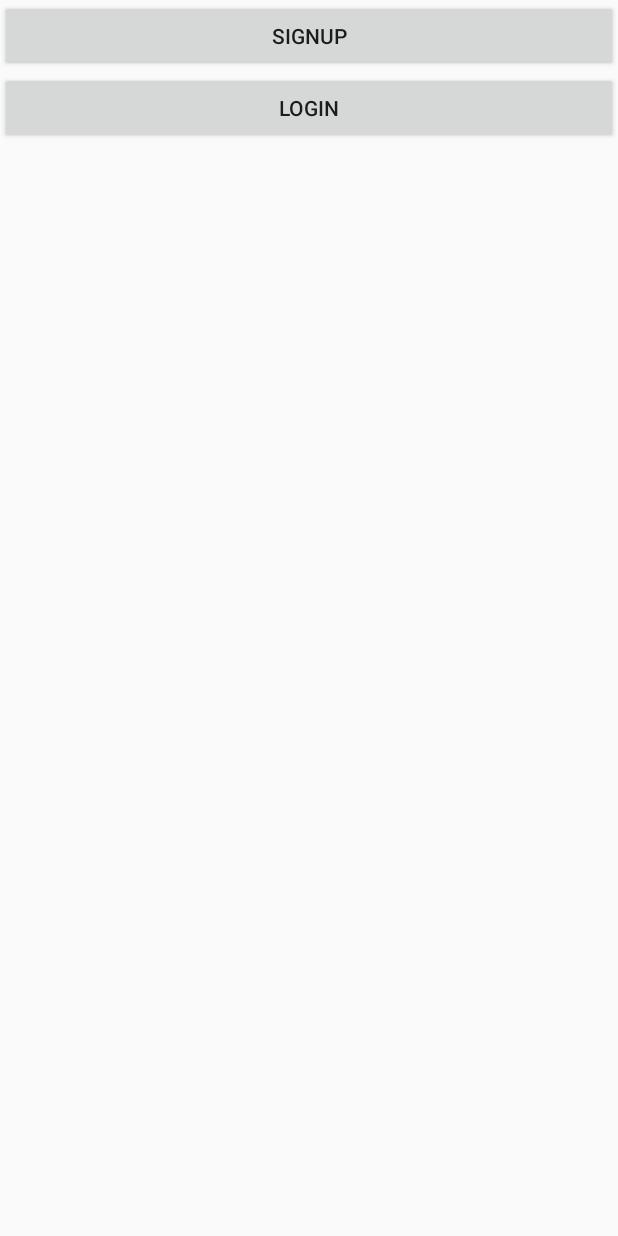
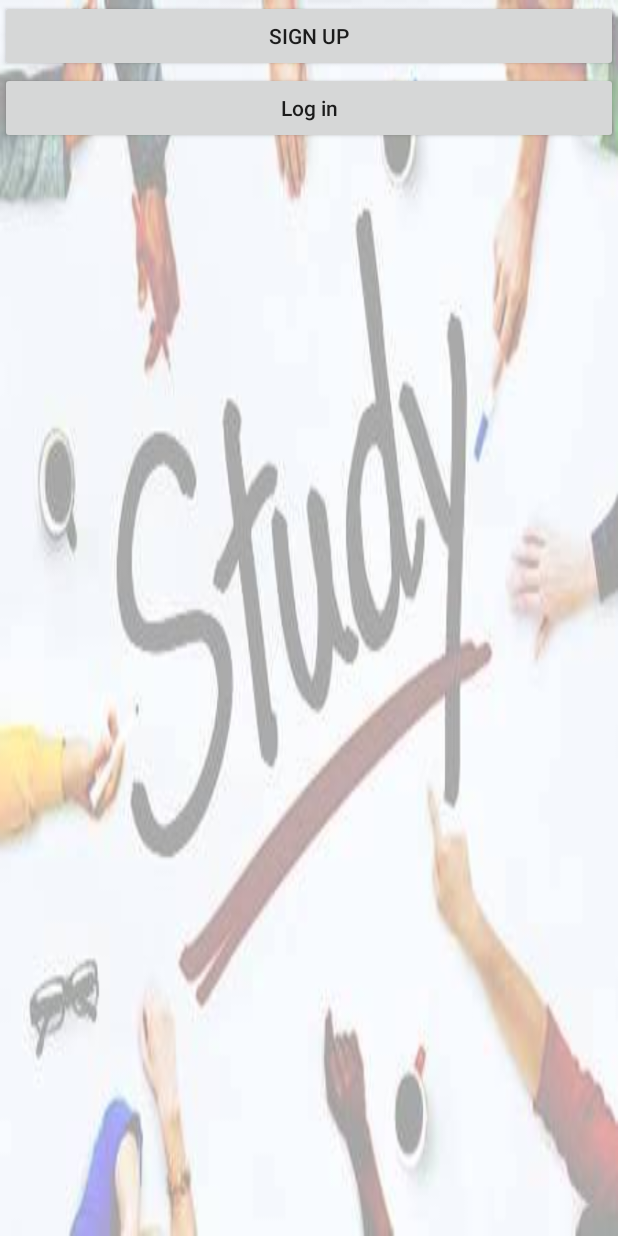
Before and after one commit to AlghamdiA/COMP-SCI-449---Fundamentals-of-Software-Engineering, an Android app: the screen it shows after launch (MainActivity), on a phone screen of 412 x 824 dp. Run offline under Robolectric (Android 15) with nearby library versions, the phone set to English and light mode, and no system bars.

Commit message:
Add background to the layout

```diff
--- a/app/src/main/AndroidManifest.xml
+++ b/app/src/main/AndroidManifest.xml
@@ -18,13 +18,13 @@
                 <category android:name="android.intent.category.LAUNCHER" />
             </intent-filter>
         </activity>
-
         <activity
+            android:name=".HomeActivity"
             android:screenOrientation="portrait"
-            android:name=".HomeActivity"
             android:theme="@style/AppTheme.NoActionBar">
             <intent-filter>
                 <action android:name="com.example.vaibhav.loginsignup.HOMEACTIVITY" />
+
                 <category android:name="android.intent.category.DEFAULT" />
             </intent-filter>
         </activity>
--- a/app/src/main/res/layout/home.xml
+++ b/app/src/main/res/layout/home.xml
@@ -1,17 +1,22 @@
 <?xml version="1.0" encoding="utf-8"?>
 <LinearLayout xmlns:android="http://schemas.android.com/apk/res/android"
-    android:orientation="vertical" android:layout_width="match_parent"
-    android:layout_height="match_parent">
+    android:orientation="vertical"
+    android:layout_width="match_parent"
+    android:layout_height="match_parent"
+    android:baselineAligned="false"
+    android:background="@drawable/group">
 
     <Button
-        android:text="Signup"
+        android:text="Sign up"
         android:layout_width="match_parent"
         android:layout_height="wrap_content"
         android:id="@+id/signup" />
 
     <Button
-        android:text="Login"
+        android:text="Log in"
         android:layout_width="match_parent"
         android:layout_height="wrap_content"
-        android:id="@+id/login" />
+        android:id="@+id/login"
+        android:textAllCaps="false" />
+
 </LinearLayout>
```
Also changed, not shown: app/src/main/java/com/example/vaibhav/loginsignup/HomeActivity.java (+2 -8 lines), app/src/main/java/com/example/vaibhav/loginsignup/MainActivity.java (+4 -13 lines), app/src/main/res/layout/custom_dialog_login.xml (+4 -5 lines), app/src/main/res/drawable/group.jpg (added).
